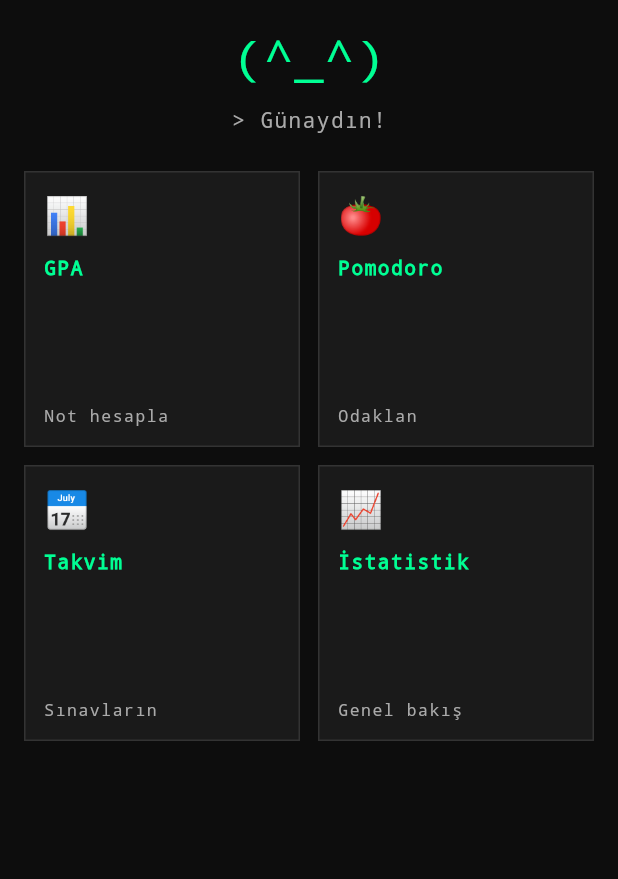
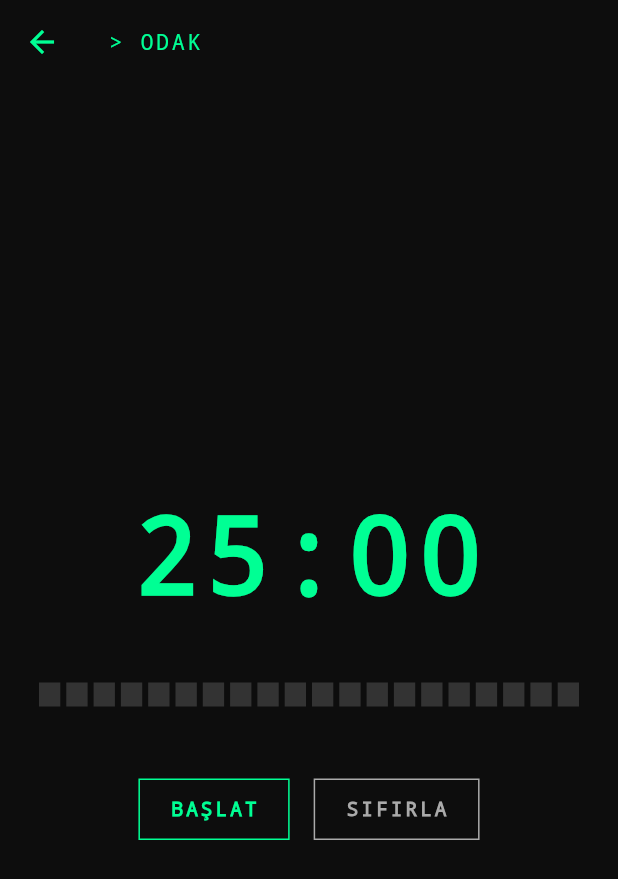
Before and after one commit to haktangur/UniApp, a Flutter app: the screen it shows after launch, after a tap on "Pomodoro", on a phone screen of 412 x 824 dp. Shown: the top 879 px of the screen. Run offline on Flutter 3.47's test engine with Material 3 defaults, Android fonts, the phone set to English and light mode, and no system bars.

Commit message:
feat: pomodoro screen and pixel progress bar added

```diff
--- a/lib/screens/dashboard_screen.dart
+++ b/lib/screens/dashboard_screen.dart
@@ -1,6 +1,7 @@
 import 'package:flutter/material.dart';
 import '../widgets/pixel_card.dart';
 import '../widgets/mascot_widget.dart';
+import 'pomodoro_screen.dart';
 
 class DashboardScreen extends StatelessWidget {
   const DashboardScreen({super.key});
@@ -32,7 +33,14 @@ class DashboardScreen extends StatelessWidget {
                       title: card['title']!,
                       icon: card['icon']!,
                       preview: card['preview']!,
-                      onTap: () {},
+                      onTap: card['title'] == 'Pomodoro'
+                          ? () => Navigator.push(
+                              context,
+                              MaterialPageRoute(
+                                builder: (_) => const PomodoroScreen(),
+                              ),
+                            )
+                          : () {},
                     );
                   }).toList(),
                 ),
--- /dev/null
+++ b/lib/screens/pomodoro_screen.dart
@@ -0,0 +1,87 @@
+import 'package:flutter/material.dart';
+import '../state/pomodoro_state.dart';
+import '../widgets/pixel_button.dart';
+import '../widgets/pixel_progress_bar.dart';
+import '../theme/pixel_theme.dart';
+
+class PomodoroScreen extends StatefulWidget {
+  const PomodoroScreen({super.key});
+
+  @override
+  State<PomodoroScreen> createState() => _PomodoroScreenState();
+}
+
+class _PomodoroScreenState extends State<PomodoroScreen> {
+  final PomodoroState _state = PomodoroState();
+
+  @override
+  void initState() {
+    super.initState();
+    _state.addListener(() => setState(() {}));
+  }
+
+  @override
+  void dispose() {
+    _state.dispose();
+    super.dispose();
+  }
+
+  @override
+  Widget build(BuildContext context) {
+    final isFocus = _state.mode == PomodoroMode.focus;
+    final bgColor = isFocus ? PixelTheme.background : const Color(0xFF0D1A0D);
+    final accentColor = isFocus ? PixelTheme.primary : PixelTheme.secondary;
+
+    return Scaffold(
+      backgroundColor: bgColor,
+      appBar: AppBar(
+        backgroundColor: bgColor,
+        elevation: 0,
+        leading: IconButton(
+          icon: Icon(Icons.arrow_back, color: accentColor),
+          onPressed: () => Navigator.pop(context),
+        ),
+        title: Text(
+          isFocus ? '> ODAK' : '> MOLA',
+          style: TextStyle(color: accentColor, letterSpacing: 2, fontSize: 14),
+        ),
+      ),
+      body: Padding(
+        padding: const EdgeInsets.all(24),
+        child: Column(
+          mainAxisAlignment: MainAxisAlignment.center,
+          children: [
+            Text(
+              _state.timeString,
+              style: TextStyle(
+                color: accentColor,
+                fontSize: 72,
+                fontWeight: FontWeight.bold,
+                letterSpacing: 4,
+              ),
+            ),
+            const SizedBox(height: 32),
+            PixelProgressBar(progress: _state.progress),
+            const SizedBox(height: 48),
+            Row(
+              mainAxisAlignment: MainAxisAlignment.center,
+              children: [
+                PixelButton(
+                  label: _state.isRunning ? 'DURDUR' : 'BAŞLAT',
+                  color: accentColor,
+                  onTap: _state.isRunning ? _state.pause : _state.start,
+                ),
+                const SizedBox(width: 16),
+                PixelButton(
+                  label: 'SIFIRLA',
+                  color: PixelTheme.textSecondary,
+                  onTap: _state.reset,
+                ),
+              ],
+            ),
+          ],
+        ),
+      ),
+    );
+  }
+}
--- /dev/null
+++ b/lib/state/pomodoro_state.dart
@@ -0,0 +1,66 @@
+import 'dart:async';
+import 'package:flutter/material.dart';
+
+enum PomodoroMode { focus, breakTime }
+
+class PomodoroState extends ChangeNotifier {
+  static const int focusDuration = 25 * 60;
+  static const int breakDuration = 5 * 60;
+
+  PomodoroMode mode = PomodoroMode.focus;
+  int secondsLeft = focusDuration;
+  bool isRunning = false;
+  Timer? _timer;
+
+  double get progress => 1 - (secondsLeft / _totalSeconds);
+  int get _totalSeconds =>
+      mode == PomodoroMode.focus ? focusDuration : breakDuration;
+
+  String get timeString {
+    final m = (secondsLeft ~/ 60).toString().padLeft(2, '0');
+    final s = (secondsLeft % 60).toString().padLeft(2, '0');
+    return '$m:$s';
+  }
+
+  void start() {
+    isRunning = true;
+    _timer = Timer.periodic(const Duration(seconds: 1), (_) {
+      if (secondsLeft > 0) {
+        secondsLeft--;
+        notifyListeners();
+      } else {
+        _switchMode();
+      }
+    });
+    notifyListeners();
+  }
+
+  void pause() {
+    _timer?.cancel();
+    isRunning = false;
+    notifyListeners();
+  }
+
+  void reset() {
+    _timer?.cancel();
+    isRunning = false;
+    secondsLeft = _totalSeconds;
+    notifyListeners();
+  }
+
+  void _switchMode() {
+    _timer?.cancel();
+    mode = mode == PomodoroMode.focus
+        ? PomodoroMode.breakTime
+        : PomodoroMode.focus;
+    secondsLeft = _totalSeconds;
+    isRunning = false;
+    notifyListeners();
+  }
+
+  @override
+  void dispose() {
+    _timer?.cancel();
+    super.dispose();
+  }
+}
--- /dev/null
+++ b/lib/widgets/pixel_button.dart
@@ -0,0 +1,37 @@
+import 'package:flutter/material.dart';
+import '../theme/pixel_theme.dart';
+
+class PixelButton extends StatelessWidget {
+  final String label;
+  final VoidCallback onTap;
+  final Color? color;
+
+  const PixelButton({
+    super.key,
+    required this.label,
+    required this.onTap,
+    this.color,
+  });
+
+  @override
+  Widget build(BuildContext context) {
+    return GestureDetector(
+      onTap: onTap,
+      child: Container(
+        padding: const EdgeInsets.symmetric(horizontal: 20, vertical: 10),
+        decoration: BoxDecoration(
+          border: Border.all(color: color ?? PixelTheme.primary),
+        ),
+        child: Text(
+          label,
+          style: TextStyle(
+            color: color ?? PixelTheme.primary,
+            fontSize: 13,
+            letterSpacing: 2,
+            fontWeight: FontWeight.bold,
+          ),
+        ),
+      ),
+    );
+  }
+}
--- /dev/null
+++ b/lib/widgets/pixel_progress_bar.dart
@@ -0,0 +1,31 @@
+import 'package:flutter/material.dart';
+import '../theme/pixel_theme.dart';
+
+class PixelProgressBar extends StatelessWidget {
+  final double progress; // 0.0 - 1.0
+
+  const PixelProgressBar({super.key, required this.progress});
+
+  @override
+  Widget build(BuildContext context) {
+    return LayoutBuilder(
+      builder: (context, constraints) {
+        final totalBlocks = 20;
+        final filledBlocks = (progress * totalBlocks).round();
+        return Row(
+          children: List.generate(totalBlocks, (i) {
+            return Expanded(
+              child: Container(
+                height: 16,
+                margin: const EdgeInsets.symmetric(horizontal: 2),
+                color: i < filledBlocks
+                    ? PixelTheme.primary
+                    : PixelTheme.border,
+              ),
+            );
+          }),
+        );
+      },
+    );
+  }
+}
```
